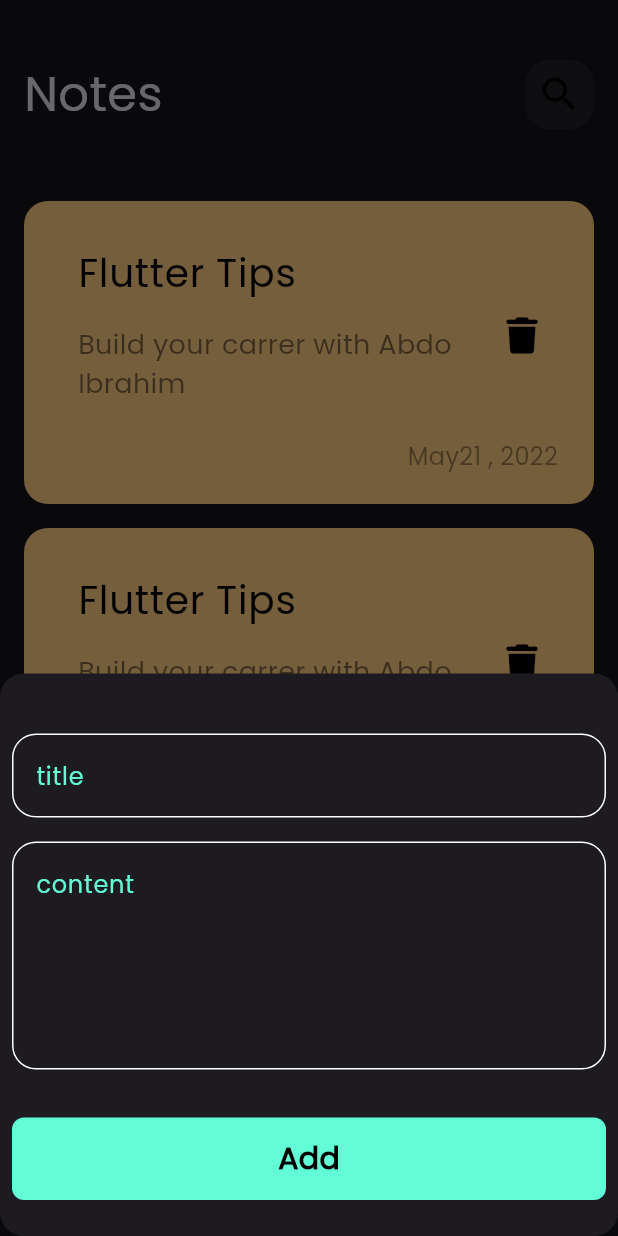
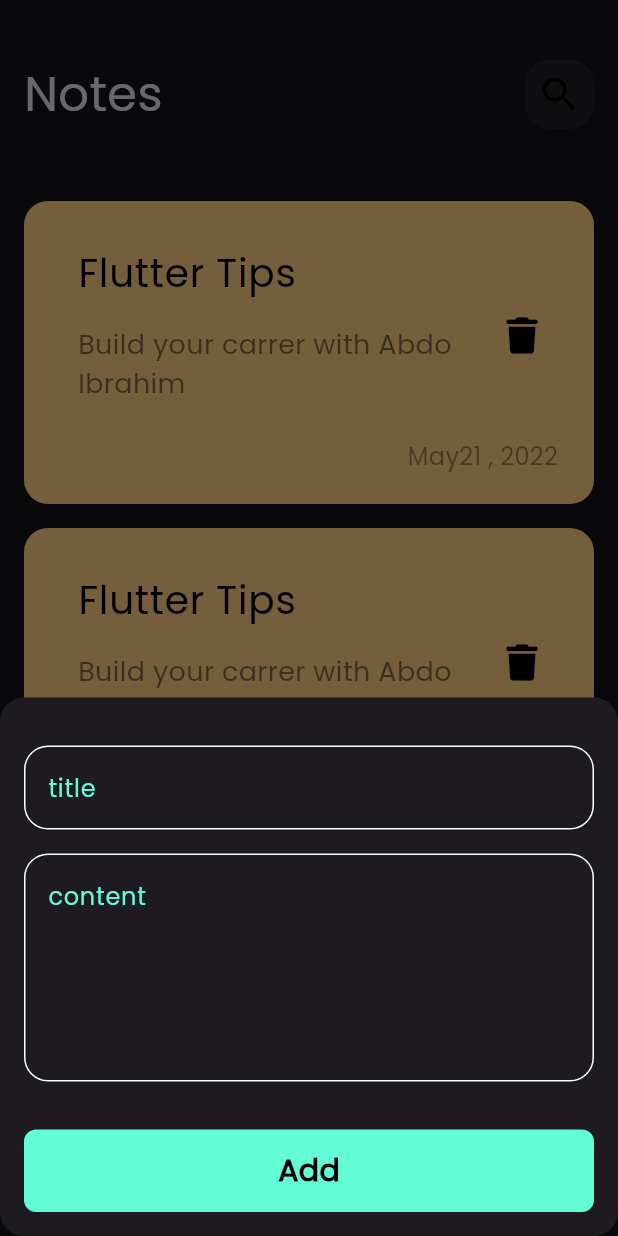
Before and after one commit to abdulrahmanibrahimdawood/Note_app, a Flutter app: the screen it shows after launch, after a tap on the "add" icon, on a phone screen of 412 x 824 dp. Run offline on Flutter 3.47's test engine with Material 3 defaults, Android fonts, the phone set to English and light mode, and no system bars; our stand-ins replace bloc, flutter_bloc, font_awesome_flutter, hive, hive_flutter; accounts and stored records are empty.

```diff
--- a/lib/screens/notes_view.dart
+++ b/lib/screens/notes_view.dart
@@ -11,6 +11,7 @@ class NotesView extends StatelessWidget {
       floatingActionButton: FloatingActionButton(
         onPressed: () {
           showModalBottomSheet(
+            isScrollControlled: true,
             shape: RoundedRectangleBorder(
               borderRadius: BorderRadius.circular(16),
             ),
--- a/lib/widgets/add_note_buttom_sheet.dart
+++ b/lib/widgets/add_note_buttom_sheet.dart
@@ -29,9 +29,12 @@ class _AddNoteButtomSheetState extends State<AddNoteButtomSheet> {
         builder: (context, state) {
           return AbsorbPointer(
             absorbing: state is AddNotLoading ? true : false,
-            child: const Padding(
-              padding: EdgeInsets.all(8.0),
-              child: SingleChildScrollView(child: AddNoteForm()),
+            child: Padding(
+              padding: EdgeInsets.only(
+                  left: 16,
+                  right: 16,
+                  bottom: MediaQuery.of(context).viewInsets.bottom),
+              child: const SingleChildScrollView(child: AddNoteForm()),
             ),
           );
         },
```
